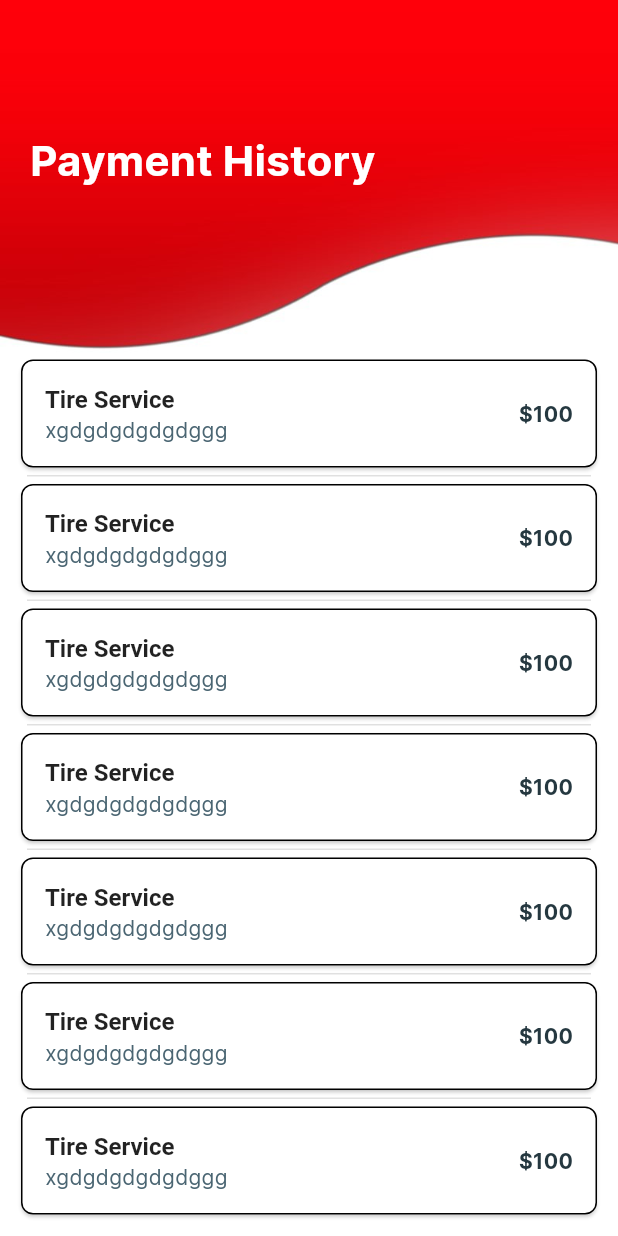
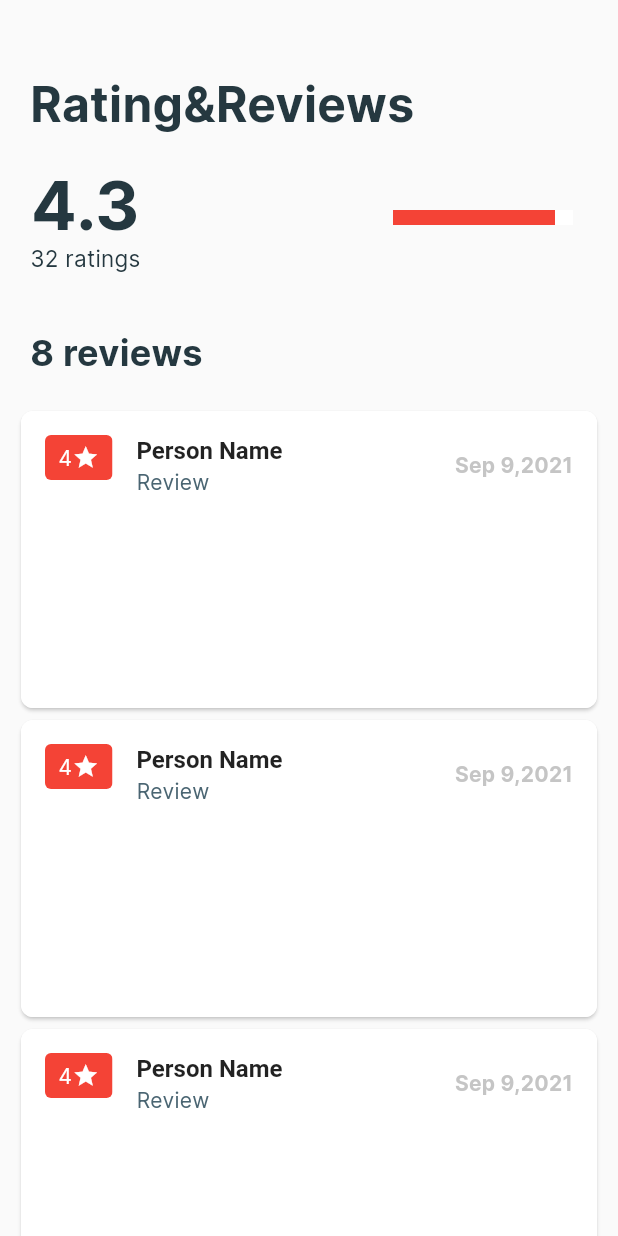
Before and after one commit to ShashiKha9/towfinUserchnages, a Flutter app: the screen it shows after launch, on a phone screen of 412 x 824 dp. Run offline on Flutter 3.47's test engine with Material 2 defaults, Android fonts, the phone set to English and light mode, and no system bars; drawn by our look-alikes of percent_indicator; our stand-ins replace device_info, dio, dotted_border, expandable, firebase_core, firebase_dynamic_links and 12 more; missing offline and left inert: ars_progress_dialog, flutter_polyline_points, flutter_statusbarcolor, square_in_app_payments; accounts and stored records are empty.

Commit message:
rating and reviews screen ongoing star indicator pending

```diff
--- /dev/null
+++ b/RoadRunnerUser/lib/HomePage/Rating&Reviews_screen.dart
@@ -0,0 +1,126 @@
+
+import 'package:flutter/material.dart';
+import 'package:percent_indicator/linear_percent_indicator.dart';
+
+class RatingReviewScreen extends StatelessWidget{
+  @override
+  Widget build(BuildContext context) {
+    // TODO: implement build
+    return Scaffold(
+      body: SafeArea(
+        child: Container(
+          child:Column(
+          crossAxisAlignment: CrossAxisAlignment.start,
+          children:[
+          Padding(padding: EdgeInsets.only(top: 50,left: 20),
+    child:  Text("Rating&Reviews",style: TextStyle(
+    fontSize: 32,fontWeight: FontWeight.w700),)
+    ),
+            SizedBox(
+              height: 20,
+            ),
+            Row(
+              mainAxisAlignment: MainAxisAlignment.spaceBetween,
+              children: [
+                Column(
+                  children: [
+                    Padding(padding: EdgeInsets.only(left:20),
+                    child:
+                    Text("4.3",style: TextStyle(fontSize: 45,fontWeight: FontWeight.w700),
+                    )
+                ),
+                    Padding(padding: EdgeInsets.only(left:20),
+                        child:
+                        Text("32 ratings",style: TextStyle(fontSize: 15),
+                        )
+                    ),
+      ]
+    ),
+                Padding(padding: EdgeInsets.only(right: 20),
+               child: new LinearPercentIndicator(
+                  width: 140.0,
+                  lineHeight: 10.0,
+                  percent: 0.9,
+                  backgroundColor: Colors.white,
+                  progressColor: Colors.red,
+                ),
+    )
+              ],
+            ),
+            SizedBox(
+              height: 20,
+            ),
+            Padding(padding: EdgeInsets.all(20),
+           child: Text("8 reviews",style: TextStyle(
+               fontWeight: FontWeight.w700,fontSize: 24),)
+            ),
+            Container(
+                child: Flexible(
+                  child:ListView.builder(
+                      padding: EdgeInsets.only(left: 10,right: 10),
+                      itemCount: 8,
+                      scrollDirection: Axis.vertical,
+                      shrinkWrap: true,
+                      itemBuilder: (BuildContext context, int index) {
+                        return
+                        Container(
+                        height:MediaQuery.of(context).size.height*0.25,
+                        child:  Card(
+                          semanticContainer: true,
+                            shape: RoundedRectangleBorder(
+                              borderRadius: BorderRadius.circular(8),
+                              side: BorderSide(color: Colors.white),
+                            ),
+                            shadowColor: Colors.grey.withOpacity(0.6),
+                            child: Column(
+                              children: <Widget>[
+                                ListTile(
+                                  leading:
+                                    ClipRRect(
+                                     borderRadius: BorderRadius.all(Radius.circular(4)),
+                                     child: Container(
+                                       height: 30,
+                                       width: 45,
+                                       color: Colors.red,
+                                      child: Center(
+                                        child:  Row(
+                                          mainAxisAlignment: MainAxisAlignment.center,
+                                            children: [
+                                              Text("4",style: TextStyle(color: Colors.white),),
+                                              Icon(Icons.star,size: 18,color: Colors.white,)
+                                            ],
+                                          )
+                                      )
+                                     ),
+                                    ),
+
+                                  title: Text("Person Name",style: TextStyle(
+                                      fontWeight: FontWeight.w700),),
+                                  subtitle: Text("Review"),
+                                  trailing: Text("Sep 9,2021",style: TextStyle(
+                                      fontWeight: FontWeight.w700,
+                                    color: Colors.grey.withOpacity(0.6)
+                                  ),),
+                                ),
+                              ],
+                            ),
+                          )
+                        );
+                      },
+                    )
+                )
+            ),
+
+
+          ]
+
+        ),
+
+
+
+
+      )
+    )
+    );
+  }
+}
--- a/RoadRunnerUser/lib/main.dart
+++ b/RoadRunnerUser/lib/main.dart
@@ -3,9 +3,12 @@ import 'dart:io';
 import 'package:flutter/material.dart';
 import 'package:flutter/services.dart';
 import 'package:roadrunner/HomePage/PaymnetHistory_screen.dart';
+import 'package:roadrunner/HomePage/home_screen.dart';
+import 'package:roadrunner/HomePage/map_locationpicker.dart';
 import 'package:roadrunner/HomePage/sharelocation_screen.dart';
 import 'package:square_in_app_payments/in_app_payments.dart';
 import 'package:square_in_app_payments/models.dart';
+import 'HomePage/Rating&Reviews_screen.dart';
 import 'HomePage/config.dart';
 import 'LoginSignup/Welcome/welcome_screen.dart';
 import 'app_theme.dart';
@@ -38,7 +41,7 @@ class MyApp extends StatelessWidget {
         textTheme: AppTheme.textTheme,
         platform: TargetPlatform.iOS,
       ),
-      home: PaymentHistoryScreen(),
+      home: RatingReviewScreen(),
     );
   }
 
--- a/RoadRunnerUser/pubspec.yaml
+++ b/RoadRunnerUser/pubspec.yaml
@@ -45,7 +45,7 @@ dependencies:
   flutter_statusbarcolor: 0.2.3
   share: ^2.0.1
   equatable: ^2.0.3
-  clipboard_manager: ^0.0.4
+  percent_indicator: "^2.1.7+2"
 
 
   #  stripe_payment: ^1.1.0
```
Also changed, not shown: RoadRunnerUser/pubspec.lock.
